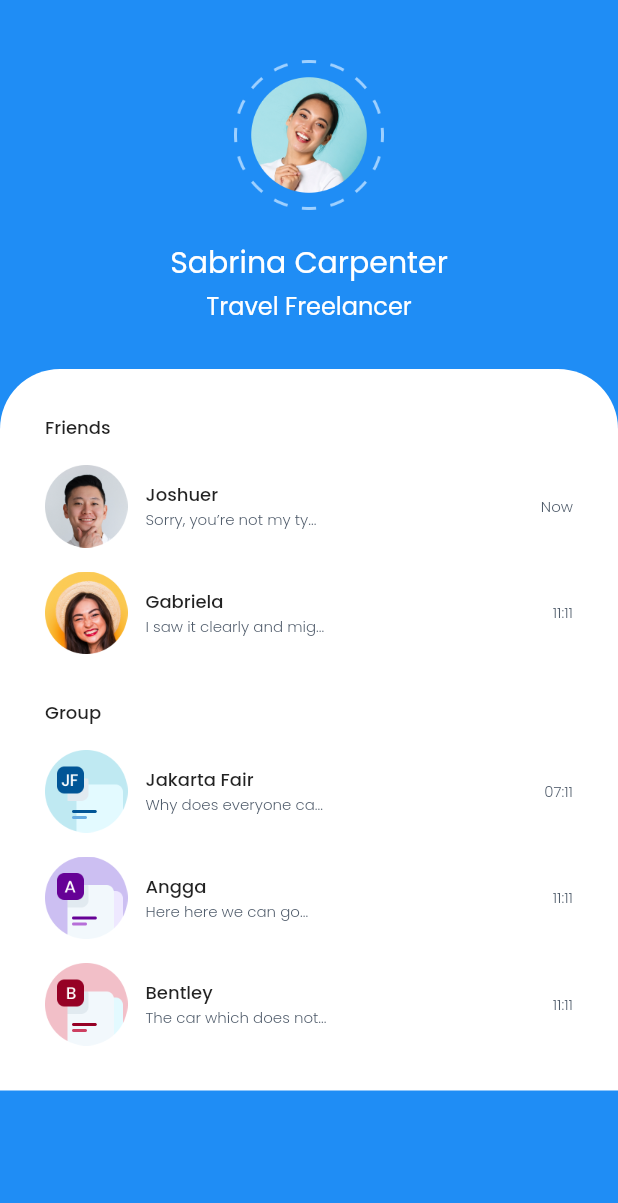
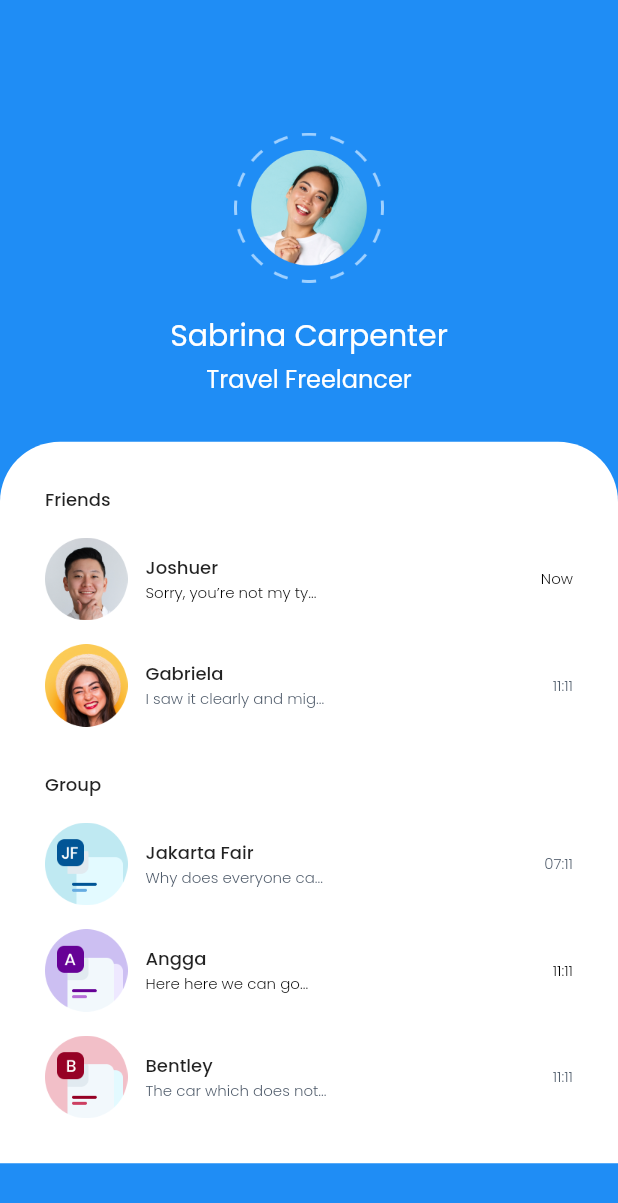
Before and after one commit to Apryn/chatty, a Flutter app: the screen it shows after launch, on a phone screen of 412 x 824 dp. Shown: the top 1203 px of the screen. Run offline on Flutter 3.47's test engine with Material 2 defaults, Android fonts, the phone set to English and light mode, and no system bars.

Commit message:
Menambah fitur pesan terbaca atau tidak

```diff
--- a/lib/Chat_tile.dart
+++ b/lib/Chat_tile.dart
@@ -4,7 +4,7 @@ import 'package:chatty/theme.dart';
 class Chat_tile extends StatelessWidget {
   String? Imageurl;
   String? Name;
- final String? text;
+  String? text;
   String? Date;
   bool? Unread;
 
@@ -31,17 +31,17 @@ class Chat_tile extends StatelessWidget {
                 Name!,
                 style: titletextstyle,
               ),
-              Text(
-                text!,
-                style: titlesubtextstyle,
-              ),
+              Text(text!,
+                  style: Unread!
+                      ? titlesubtextstyle.copyWith(color: Colors.black)
+                      : titlesubtextstyle),
             ],
           ),
           Spacer(),
-          Text(
-            Date!,
-            style: titlesubtextstyle,
-          )
+          Text(Date!,
+              style: Unread!
+                  ? titlesubtextstyle.copyWith(color: Colors.black)
+                  : titlesubtextstyle),
         ],
       ),
     );
--- a/lib/home_page.dart
+++ b/lib/home_page.dart
@@ -7,9 +7,9 @@ class Home_page extends StatelessWidget {
   Widget build(BuildContext context) {
     return Scaffold(
       backgroundColor: bluecolor,
-      body: ListView(
-        children: [
-          Center(
+      body: SafeArea(
+        child: Center(
+          child: SingleChildScrollView(
             child: Column(
               children: [
                 SizedBox(
@@ -58,13 +58,11 @@ class Home_page extends StatelessWidget {
                         style: titletextstyle,
                       ),
                       Chat_tile(
-
                         Imageurl: 'assets/images/pic(1).png',
                         Name: 'Joshuer',
                         text: 'Sorry, you’re not my ty...',
                         Date: 'Now',
                         Unread: true,
-
                       ),
                       Chat_tile(
                         Imageurl: 'assets/images/pic(2).png',
@@ -88,18 +86,17 @@ class Home_page extends StatelessWidget {
                         Unread: false,
                       ),
                       Chat_tile(
-                        Imageurl: 'assets/images/icon2.png',
-                        Name: 'Angga',
-                        text: 'Here here we can go...',
-                        Date: '11:11',
-                        Unread: false,
-                      ),
+                          Imageurl: 'assets/images/icon2.png',
+                          Name: 'Angga',
+                          text: 'Here here we can go...',
+                          Date: '11:11',
+                          Unread: true),
                       Chat_tile(
                         Imageurl: 'assets/images/icon3.png',
                         Name: 'Bentley',
                         text: 'The car which does not...',
                         Date: '11:11',
-                        Unread: false ,
+                        Unread: false,
                       ),
                     ],
                   ),
@@ -107,7 +104,7 @@ class Home_page extends StatelessWidget {
               ],
             ),
           ),
-        ],
+        ),
       ),
     );
   }
```
